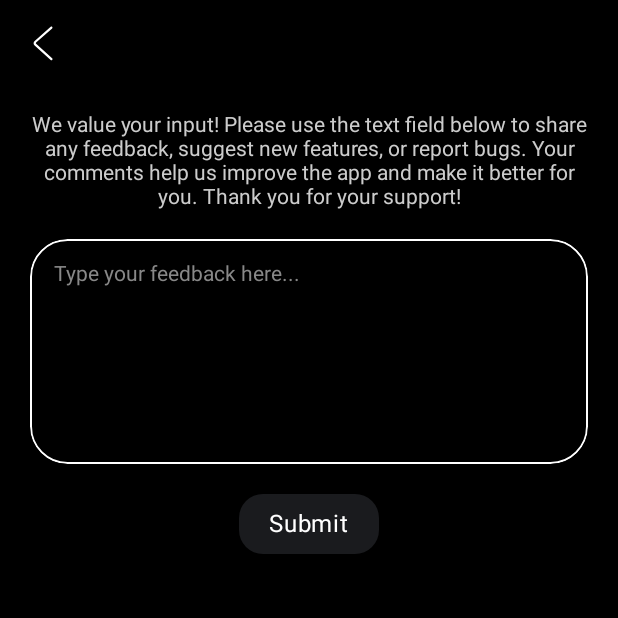
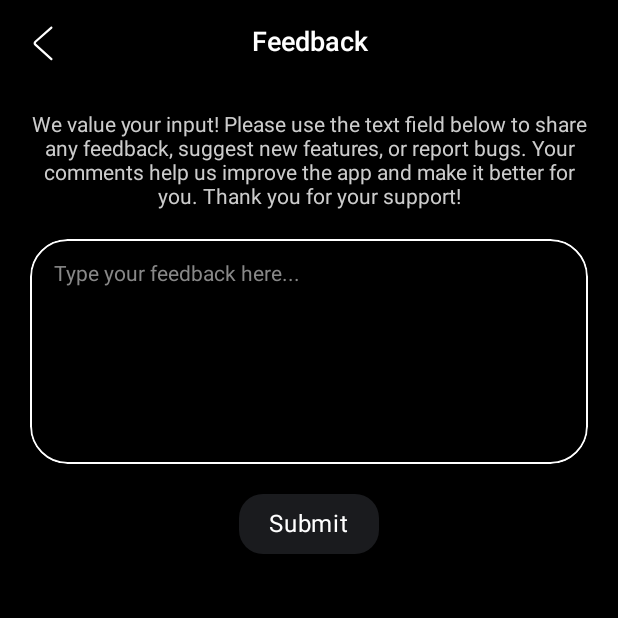
Before and after one commit to PaulLinca/vybes-app, an Android app built with Jetpack Compose: the FeedbackScreen screen opened through its navigation route, on a phone screen of 412 x 824 dp, the top half of it. Run offline under Robolectric (Android 15) with nearby library versions, the phone set to English and light mode, and no system bars; our stand-ins replace Dagger/Hilt's generated code; pictures from the network do not load.

Commit message:
VYBES-APP | Add top bar as common element

```diff
--- /dev/null
+++ b/app/src/main/java/com/example/vybes/ui/elements/TopBarWithBackButton.kt
@@ -0,0 +1,52 @@
+package com.example.vybes.ui.elements
+
+import androidx.compose.foundation.Image
+import androidx.compose.foundation.layout.Arrangement
+import androidx.compose.foundation.layout.Box
+import androidx.compose.foundation.layout.Column
+import androidx.compose.foundation.layout.fillMaxSize
+import androidx.compose.foundation.layout.fillMaxWidth
+import androidx.compose.foundation.layout.padding
+import androidx.compose.foundation.layout.size
+import androidx.compose.material3.IconButton
+import androidx.compose.runtime.Composable
+import androidx.compose.ui.Alignment
+import androidx.compose.ui.Modifier
+import androidx.compose.ui.graphics.ColorFilter
+import androidx.compose.ui.res.painterResource
+import androidx.compose.ui.unit.dp
+import com.example.vybes.R
+import com.example.vybes.ui.theme.White
+
+@Composable
+fun TopBarWithBackButton(
+    onGoBack: () -> Unit,
+    titleComposable: @Composable () -> Unit
+) {
+    Box(
+        modifier = Modifier
+            .fillMaxWidth()
+            .padding(10.dp)
+    ) {
+        IconButton(
+            onClick = onGoBack,
+            modifier = Modifier
+                .size(35.dp)
+                .align(Alignment.CenterStart)
+        ) {
+            Image(
+                painter = painterResource(id = R.drawable.back),
+                contentDescription = "Icon",
+                colorFilter = ColorFilter.tint(White),
+                modifier = Modifier.fillMaxSize()
+            )
+        }
+        Column(
+            verticalArrangement = Arrangement.Center,
+            horizontalAlignment = Alignment.CenterHorizontally,
+            modifier = Modifier.align(Alignment.Center)
+        ) {
+            titleComposable()
+        }
+    }
+}
--- a/app/src/main/java/com/example/vybes/ui/feedback/FeedbackScreen.kt
+++ b/app/src/main/java/com/example/vybes/ui/feedback/FeedbackScreen.kt
@@ -1,21 +1,17 @@
 package com.example.vybes.ui.feedback
 
-import androidx.compose.foundation.Image
 import androidx.compose.foundation.background
 import androidx.compose.foundation.border
 import androidx.compose.foundation.clickable
 import androidx.compose.foundation.layout.Box
 import androidx.compose.foundation.layout.Column
-import androidx.compose.foundation.layout.Row
 import androidx.compose.foundation.layout.Spacer
 import androidx.compose.foundation.layout.fillMaxSize
 import androidx.compose.foundation.layout.fillMaxWidth
 import androidx.compose.foundation.layout.height
 import androidx.compose.foundation.layout.padding
 import androidx.compose.foundation.layout.size
-import androidx.compose.foundation.shape.CircleShape
 import androidx.compose.foundation.shape.RoundedCornerShape
-import androidx.compose.material3.IconButton
 import androidx.compose.material3.Text
 import androidx.compose.runtime.Composable
 import androidx.compose.runtime.collectAsState
@@ -24,19 +20,18 @@ import androidx.compose.ui.Alignment
 import androidx.compose.ui.Modifier
 import androidx.compose.ui.draw.clip
 import androidx.compose.ui.graphics.Color
-import androidx.compose.ui.graphics.ColorFilter
-import androidx.compose.ui.res.painterResource
 import androidx.compose.ui.text.style.TextAlign
 import androidx.compose.ui.unit.dp
 import androidx.hilt.navigation.compose.hiltViewModel
-import com.example.vybes.R
+import com.example.vybes.ui.elements.TopBarWithBackButton
 import com.example.vybes.ui.elements.MultilineTextField
-import com.example.vybes.ui.theme.SuccessGreen
 import com.example.vybes.ui.theme.ErrorRed
 import com.example.vybes.ui.theme.SpotifyDarkGrey
+import com.example.vybes.ui.theme.SuccessGreen
 import com.example.vybes.ui.theme.White
 import com.example.vybes.ui.theme.artistsStyle
 import com.example.vybes.ui.theme.disabledStyle
+import com.example.vybes.ui.theme.songTitleStyle
 import kotlinx.serialization.Serializable
 
 @Serializable
@@ -52,24 +47,13 @@ fun FeedbackScreen(
             .fillMaxSize()
             .background(Color.Black)
     ) {
-        Row(
-            modifier = Modifier
-                .fillMaxWidth()
-                .padding(10.dp)
-        ) {
-            IconButton(
-                onClick = onGoBack,
-                modifier = Modifier
-                    .size(35.dp)
-                    .clip(CircleShape)
-            ) {
-                Image(
-                    painter = painterResource(id = R.drawable.back),
-                    contentDescription = "Go back",
-                    colorFilter = ColorFilter.tint(White),
-                    modifier = Modifier.fillMaxSize()
-                )
-            }
+        TopBarWithBackButton(onGoBack = onGoBack) {
+            Text(
+                text = "Feedback",
+                color = White,
+                textAlign = TextAlign.Center,
+                style = songTitleStyle,
+            )
         }
         Column(
             modifier = Modifier
```
Also changed, not shown: app/src/main/java/com/example/vybes/ui/feed/VybePostScreen.kt (+15 -46 lines), app/src/main/java/com/example/vybes/ui/profile/ProfileScreen.kt (+8 -25 lines).
